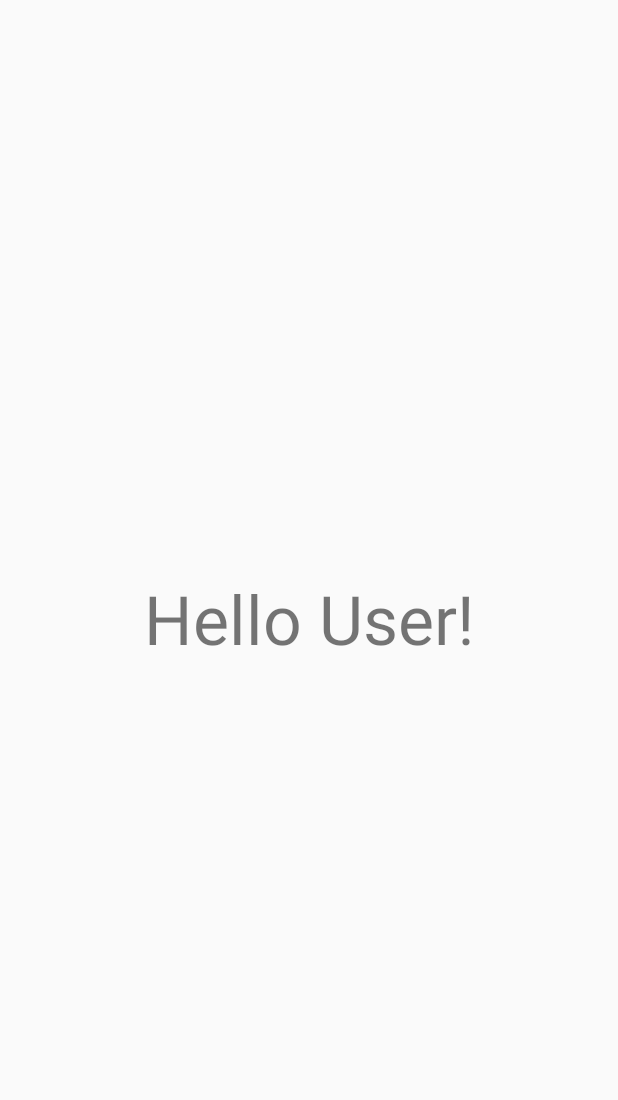
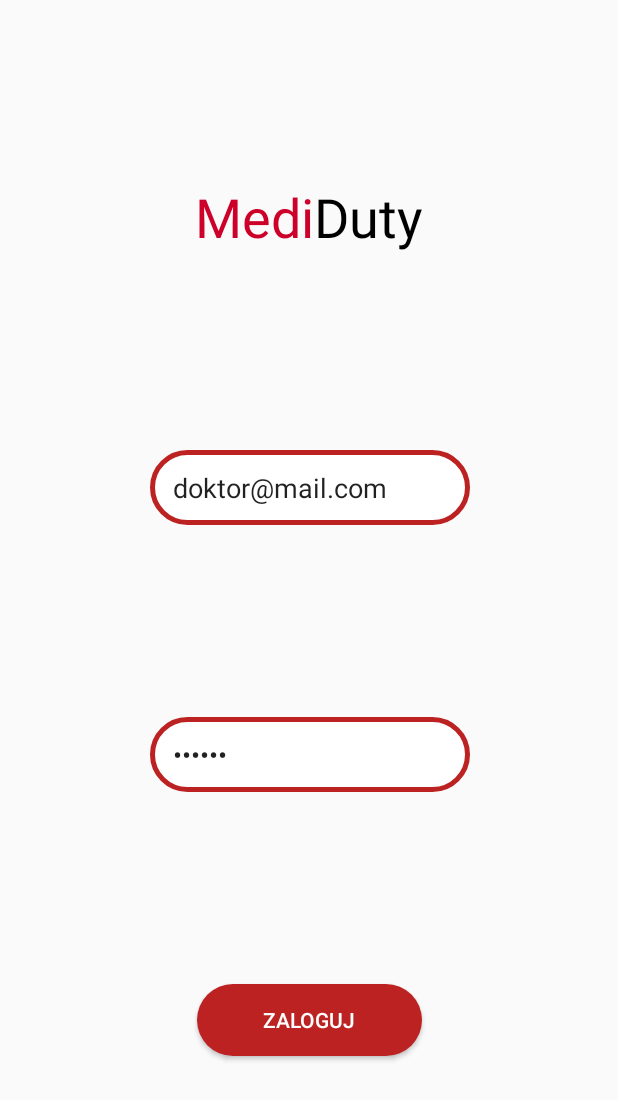
Before and after one commit to Irim212/MediDutyAndroid, an Android app: the screen it shows after launch (UserMenuActivity before the commit, MainActivity after it), after a tap on "ZALOGUJ", on a phone screen of 412 x 824 dp. Shown: the top 1100 px of the screen. Run offline under Robolectric (Android 15) with nearby library versions, the phone set to English and light mode, and no system bars.

```diff
--- a/app/build.gradle
+++ b/app/build.gradle
@@ -23,6 +23,8 @@ dependencies {
     implementation 'com.android.support:appcompat-v7:28.+'
     implementation 'com.android.support.constraint:constraint-layout:1.0.2'
     implementation 'com.android.support:support-v4:28.+'
+    implementation 'org.conscrypt:conscrypt-android:2.2.1'
+    implementation 'com.squareup.okhttp3:okhttp:4.3.1'
     testImplementation 'junit:junit:4.12'
     androidTestImplementation 'com.android.support.test:runner:1.0.1'
     androidTestImplementation 'com.android.support.test.espresso:espresso-core:3.0.1'
--- a/app/src/main/AndroidManifest.xml
+++ b/app/src/main/AndroidManifest.xml
@@ -6,11 +6,14 @@
 
     <application
         android:allowBackup="true"
+        android:usesCleartextTraffic="true"
         android:icon="@mipmap/ic_launcher"
         android:label="@string/app_name"
         android:roundIcon="@mipmap/ic_launcher_round"
         android:supportsRtl="true"
+        android:networkSecurityConfig="@xml/network_security_config"
         android:theme="@style/AppTheme">
+
         <activity android:name=".MainActivity">
             <intent-filter>
                 <action android:name="android.intent.action.MAIN" />
--- a/app/src/main/java/com/example/sebastian/medi/MainActivity.java
+++ b/app/src/main/java/com/example/sebastian/medi/MainActivity.java
@@ -7,12 +7,30 @@ import android.text.Html;
 
 import android.view.View;
 import android.widget.Button;
+import android.widget.EditText;
 import android.widget.TextView;
+import android.widget.Toast;
+
+import org.jetbrains.annotations.NotNull;
+import org.json.JSONException;
+import org.json.JSONObject;
+
+import java.io.IOException;
+
+import okhttp3.Call;
+import okhttp3.Callback;
+import okhttp3.FormBody;
+import okhttp3.MediaType;
+import okhttp3.OkHttpClient;
+import okhttp3.Request;
+import okhttp3.RequestBody;
+import okhttp3.Response;
 
 public class MainActivity extends AppCompatActivity {
 
     Button loginButton;
-    TextView appName;
+    TextView appName, emailEditText, passwordEditText;
+    String url = "http://192.168.1.100:5000/api/";
 
 
     @Override
@@ -21,23 +39,87 @@ public class MainActivity extends AppCompatActivity {
         setContentView(R.layout.activity_main);
         appName = (TextView) findViewById(R.id.textView3);
         loginButton = (Button)findViewById(R.id.loginButton);
+        emailEditText = (EditText) findViewById(R.id.emailEditText);
+        passwordEditText = (EditText) findViewById(R.id.pwEditText);
         String text = "<font color=#cc0029>Medi</font><font color=#000000>Duty</font>";
+        emailEditText.setText("doktor@mail.com");
+        passwordEditText.setText("doktor");
         appName.setText(Html.fromHtml(text));
+
 
         loginButton.setOnClickListener(new View.OnClickListener() {
             @Override
             public void onClick(View view) {
-                if(1==1){
+                String email = emailEditText.getText().toString();
+                String password = passwordEditText.getText().toString();
 
-                    Intent userMenu = new Intent(MainActivity.this, UserMenuActivity.class);
-                    startActivity(userMenu);
+                if(validateLogin(email, password)){
+                    //do login
+                    OkHttpClient client = new OkHttpClient();
+                    String testUrl = "https://reqres.in/api/login";
 
-                }else{
+                    MediaType MEDIA_TYPE = MediaType.parse("application/json");
 
+                    JSONObject postdata = new JSONObject();
+                    try {
+                        postdata.put("email", "eve.holt@reqres.in");
+                        postdata.put("password", "asdddsdsdsss");
+                    } catch(JSONException e){
+                        // TODO Auto-generated catch block
+                        e.printStackTrace();
+                    }
+
+                    RequestBody body = RequestBody.create(postdata.toString(), MEDIA_TYPE);
+
+                    Request request = new Request.Builder()
+                            .url(testUrl)
+                            .post(body)
+                            .header("Accept", "application/json")
+                            .header("Content-Type", "application/json")
+                            .build();
+
+                    client.newCall(request).enqueue(new Callback() {
+                        @Override
+                        public void onFailure(@NotNull Call call, @NotNull IOException e) {
+                            System.out.println("Failure");
+                            e.printStackTrace();
+                        }
+
+                        @Override
+                        public void onResponse(@NotNull Call call, @NotNull Response response) throws IOException {
+                            if(response.isSuccessful()){
+                                System.out.println("Login success code: " + response.code() );
+                                //Login Success
+                                final String myResponse = response.body().string();
+
+                                MainActivity.this.runOnUiThread(new Runnable() {
+                                    @Override
+                                    public void run() {
+                                        //Login Success
+                                        System.out.println(myResponse);
+//                                        Intent userMenu = new Intent(MainActivity.this, UserMenuActivity.class);
+//                                        startActivity(userMenu);
+                                    }
+                                });
+                            }else{
+                                System.out.println("Login error code: " + response.code() );
+                            }
+                        }
+                    });
                 }
+            }});
+        }
+
+        private boolean validateLogin(String email, String password){
+            if(email == null || email.trim().length() == 0){
+                Toast.makeText(this, "Email jest wymagany.", Toast.LENGTH_SHORT).show();
+                return false;
             }
-        });
+            if(password == null || password.trim().length() == 0){
+                Toast.makeText(this, "Password jest wymagane.", Toast.LENGTH_SHORT).show();
+                return false;
+            }
+            return true;
+        }
+
     }
-
-
-}
```
Also changed, not shown: app/src/main/java/com/example/sebastian/medi/ResObj.java (added, +13 -0 lines), app/src/main/res/xml/network_security_config.xml (added, +7 -0 lines).
